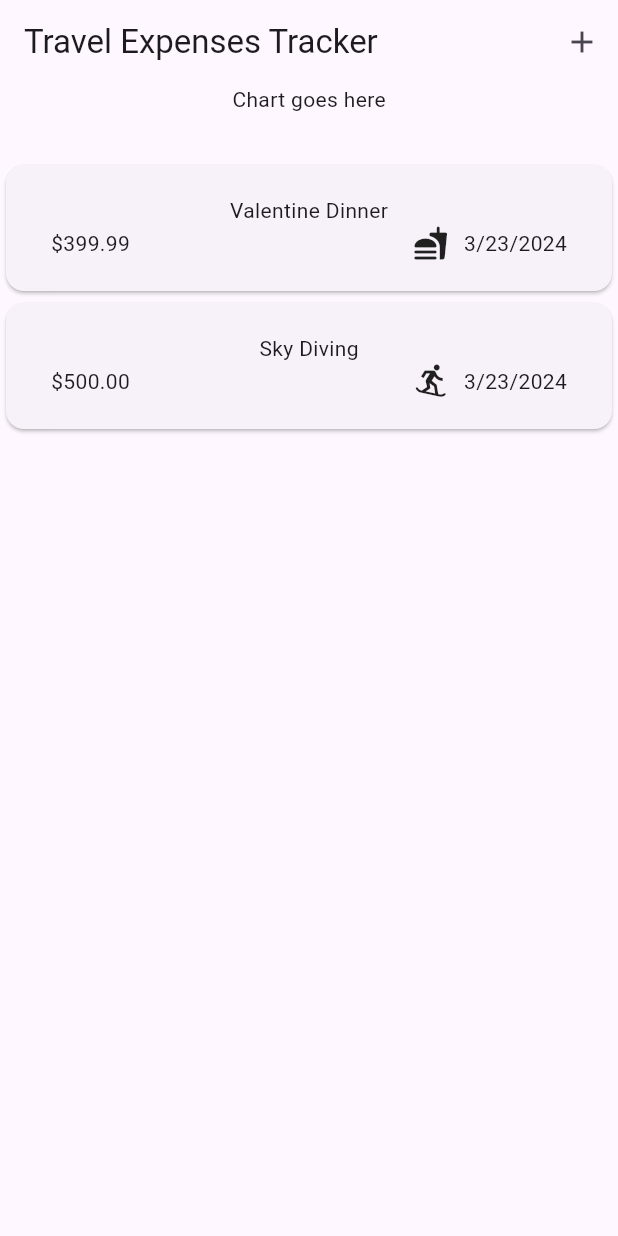
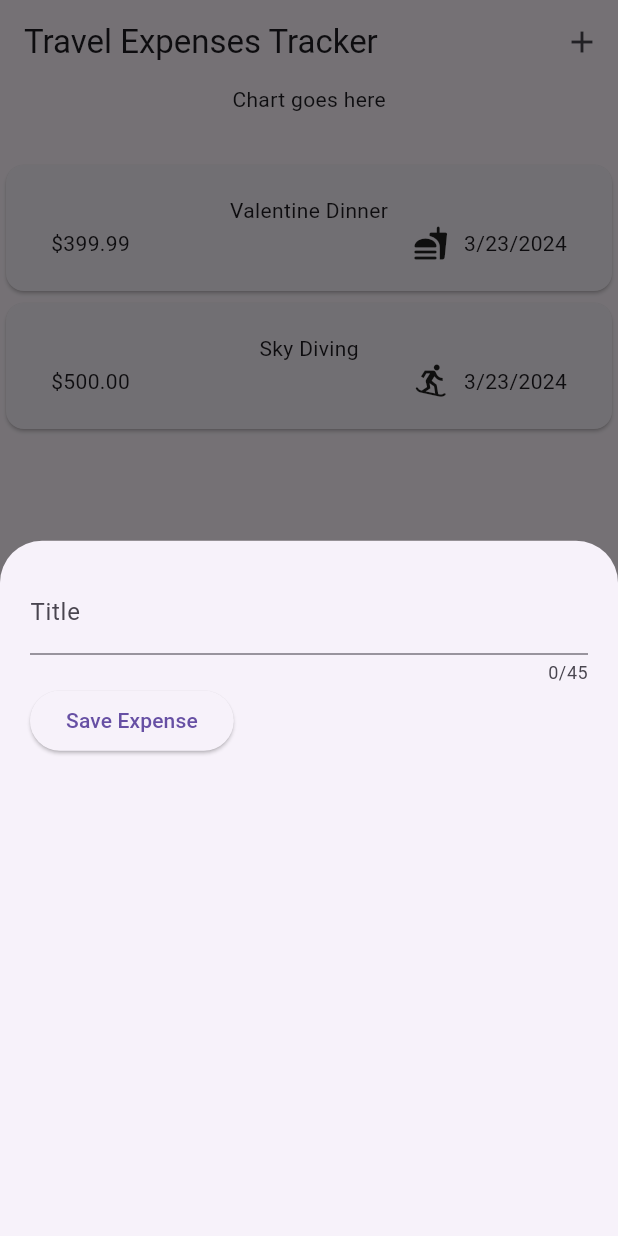
Before and after one commit to charanyaram/travel-expenses, a Flutter app: the screen it shows after launch, after a tap on the "add" icon, on a phone screen of 412 x 824 dp. Run offline on Flutter 3.47's test engine with Material 3 defaults, Android fonts, the light colour scheme and no system bars.

Commit message:
Text Input

```diff
--- a/lib/widgets/expenses.dart
+++ b/lib/widgets/expenses.dart
@@ -1,6 +1,7 @@
 import 'package:flutter/material.dart';
 import 'package:travel_expenses/widgets/expenses_list/expense_list.dart';
 import 'package:travel_expenses/models/expense.dart';
+import 'package:travel_expenses/widgets/new_expense.dart';
 
 class Expenses extends StatefulWidget {
   const Expenses();
@@ -27,6 +28,13 @@ class _Expenses extends State<Expenses> {
     ),
   ];
 
+  void _openAddExpenseItemOverlay() {
+    showModalBottomSheet(
+      context: context,
+      builder: (modalContext) => const NewExpense(),
+    );
+  }
+
   @override
   Widget build(context) {
     return Scaffold(
@@ -34,15 +42,16 @@ class _Expenses extends State<Expenses> {
         title: const Text("Travel Expenses Tracker"),
         actions: [
           IconButton(
-            onPressed: (){},
-            icon: const Icon(Icons.add))
+            onPressed: _openAddExpenseItemOverlay,
+            icon: const Icon(Icons.add),
+          ),
         ],
       ),
       body: Column(
         children: [
           const Text("Chart goes here"),
-          const SizedBox(height:30),
-          Expanded (child: ExpensesList(allExpenses: _myExpenses))
+          const SizedBox(height: 30),
+          Expanded(child: ExpensesList(allExpenses: _myExpenses))
         ],
       ),
     );
--- /dev/null
+++ b/lib/widgets/new_expense.dart
@@ -0,0 +1,46 @@
+import 'package:flutter/material.dart';
+
+class NewExpense extends StatefulWidget {
+  const NewExpense({super.key});
+
+  @override
+  State<NewExpense> createState() {
+    return _NewExpenseState();
+  }
+}
+
+class _NewExpenseState extends State<NewExpense> {
+  var _enteredTitle = '';
+
+  void _saveEnteredTitle(String inputText) {
+    _enteredTitle = inputText;
+  }
+
+  @override
+  Widget build(BuildContext context) {
+    return Padding(
+      padding: const EdgeInsets.all(20),
+      child: Column(
+        children: [
+          TextField(
+            onChanged: _saveEnteredTitle,
+            maxLength: 45,
+            decoration: const InputDecoration(
+              label: Text('Title'),
+            ),
+          ),
+          Row(
+            children: [
+              ElevatedButton(
+                onPressed: () {
+                  print(_enteredTitle);
+                },
+                child: const Text('Save Expense'),
+              ),
+            ],
+          )
+        ],
+      ),
+    );
+  }
+}
```
